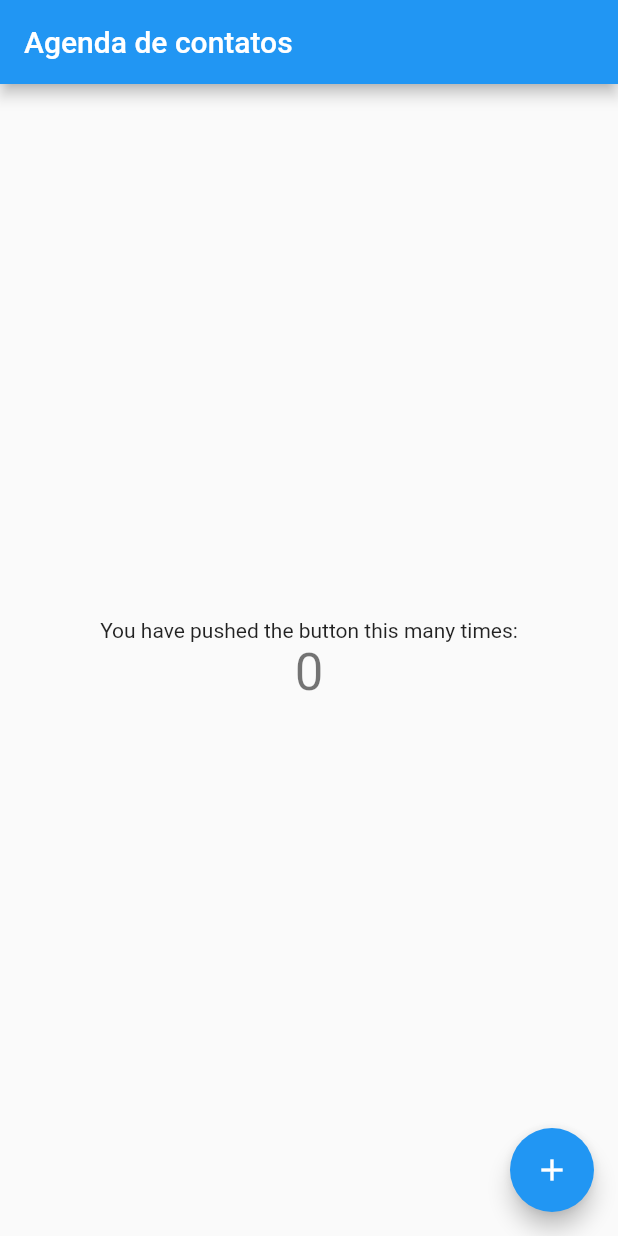
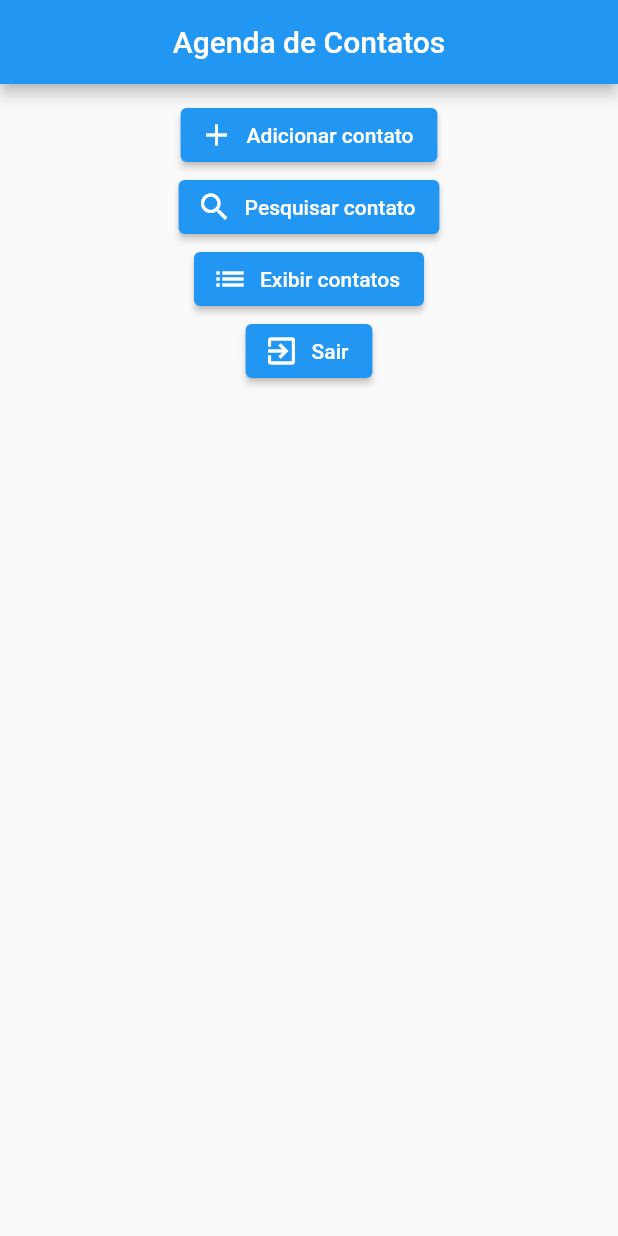
Before and after one commit to pedroschiavom/agenda_de_contatos_app, a Flutter app: the screen it shows after launch, on a phone screen of 412 x 824 dp. Run offline on Flutter 3.47's test engine with Material 2 defaults, Android fonts, the phone set to English and light mode, and no system bars.

Commit message:
criação dos botões do menu inicial

```diff
--- a/lib/main.dart
+++ b/lib/main.dart
@@ -1,115 +1,63 @@
 import 'package:flutter/material.dart';
 
-void main() {
-  runApp(const MyApp());
+main() {
+  runApp(AgendaApp());
 }
 
-class MyApp extends StatelessWidget {
-  const MyApp({Key? key}) : super(key: key);
+void clicado() {
+  print('você clicou');
+}
 
-  // This widget is the root of your application.
+class AgendaApp extends StatelessWidget {
   @override
   Widget build(BuildContext context) {
     return MaterialApp(
-      title: 'Flutter Demo',
-      theme: ThemeData(
-        // This is the theme of your application.
-        //
-        // Try running your application with "flutter run". You'll see the
-        // application has a blue toolbar. Then, without quitting the app, try
-        // changing the primarySwatch below to Colors.green and then invoke
-        // "hot reload" (press "r" in the console where you ran "flutter run",
-        // or simply save your changes to "hot reload" in a Flutter IDE).
-        // Notice that the counter didn't reset back to zero; the application
-        // is not restarted.
-        primarySwatch: Colors.blue,
-      ),
-      home: const MyHomePage(title: 'Agenda de contatos'),
+      home: Scaffold(
+          appBar: AppBar(
+            title: Center(child: Text('Agenda de Contatos')),
+          ),
+          body: Container(
+            width: double.infinity,
+            margin: EdgeInsets.all(10),
+            child: Center(
+              child: Column(
+                children: [
+                  ElevatedButton.icon(
+                      style: ElevatedButton.styleFrom(
+                        primary: Colors.blue,
+                        onPrimary: Colors.white,
+                      ),
+                      onPressed: clicado,
+                      icon: Icon(Icons.add),
+                      label: Text('Adicionar contato')),
+                  ElevatedButton.icon(
+                      style: ElevatedButton.styleFrom(
+                        primary: Colors.blue,
+                        onPrimary: Colors.white,
+                      ),
+                      onPressed: clicado,
+                      icon: Icon(Icons.search),
+                      label: Text('Pesquisar contato')),
+                  ElevatedButton.icon(
+                      style: ElevatedButton.styleFrom(
+                        primary: Colors.blue,
+                        onPrimary: Colors.white,
+                      ),
+                      onPressed: clicado,
+                      icon: Icon(Icons.list),
+                      label: Text('Exibir contatos')),
+                  ElevatedButton.icon(
+                      style: ElevatedButton.styleFrom(
+                        primary: Colors.blue,
+                        onPrimary: Colors.white,
+                      ),
+                      onPressed: clicado,
+                      icon: Icon(Icons.exit_to_app),
+                      label: Text('Sair')),
+                ],
+              ),
+            ),
+          )),
     );
   }
 }
-
-class MyHomePage extends StatefulWidget {
-  const MyHomePage({Key? key, required this.title}) : super(key: key);
-
-  // This widget is the home page of your application. It is stateful, meaning
-  // that it has a State object (defined below) that contains fields that affect
-  // how it looks.
-
-  // This class is the configuration for the state. It holds the values (in this
-  // case the title) provided by the parent (in this case the App widget) and
-  // used by the build method of the State. Fields in a Widget subclass are
-  // always marked "final".
-
-  final String title;
-
-  @override
-  State<MyHomePage> createState() => _MyHomePageState();
-}
-
-class _MyHomePageState extends State<MyHomePage> {
-  int _counter = 0;
-
-  void _incrementCounter() {
-    setState(() {
-      // This call to setState tells the Flutter framework that something has
-      // changed in this State, which causes it to rerun the build method below
-      // so that the display can reflect the updated values. If we changed
-      // _counter without calling setState(), then the build method would not be
-      // called again, and so nothing would appear to happen.
-      _counter++;
-    });
-  }
-
-  @override
-  Widget build(BuildContext context) {
-    // This method is rerun every time setState is called, for instance as done
-    // by the _incrementCounter method above.
-    //
-    // The Flutter framework has been optimized to make rerunning build methods
-    // fast, so that you can just rebuild anything that needs updating rather
-    // than having to individually change instances of widgets.
-    return Scaffold(
-      appBar: AppBar(
-        // Here we take the value from the MyHomePage object that was created by
-        // the App.build method, and use it to set our appbar title.
-        title: Text(widget.title),
-      ),
-      body: Center(
-        // Center is a layout widget. It takes a single child and positions it
-        // in the middle of the parent.
-        child: Column(
-          // Column is also a layout widget. It takes a list of children and
-          // arranges them vertically. By default, it sizes itself to fit its
-          // children horizontally, and tries to be as tall as its parent.
-          //
-          // Invoke "debug painting" (press "p" in the console, choose the
-          // "Toggle Debug Paint" action from the Flutter Inspector in Android
-          // Studio, or the "Toggle Debug Paint" command in Visual Studio Code)
-          // to see the wireframe for each widget.
-          //
-          // Column has various properties to control how it sizes itself and
-          // how it positions its children. Here we use mainAxisAlignment to
-          // center the children vertically; the main axis here is the vertical
-          // axis because Columns are vertical (the cross axis would be
-          // horizontal).
-          mainAxisAlignment: MainAxisAlignment.center,
-          children: <Widget>[
-            const Text(
-              'You have pushed the button this many times:',
-            ),
-            Text(
-              '$_counter',
-              style: Theme.of(context).textTheme.headline4,
-            ),
-          ],
-        ),
-      ),
-      floatingActionButton: FloatingActionButton(
-        onPressed: _incrementCounter,
-        tooltip: 'Increment',
-        child: const Icon(Icons.add),
-      ), // This trailing comma makes auto-formatting nicer for build methods.
-    );
-  }
-}
```
